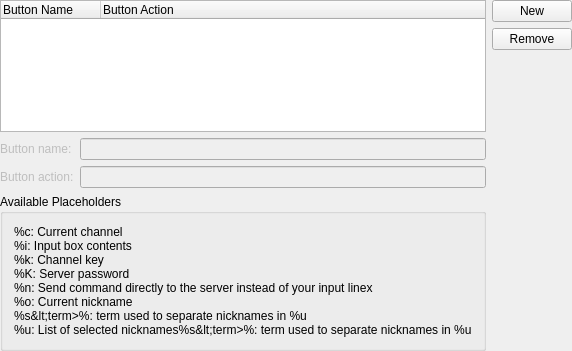
Above: src/config/quickbuttons_configui.ui from KDE/konversation before the change. Below: the same form after it.
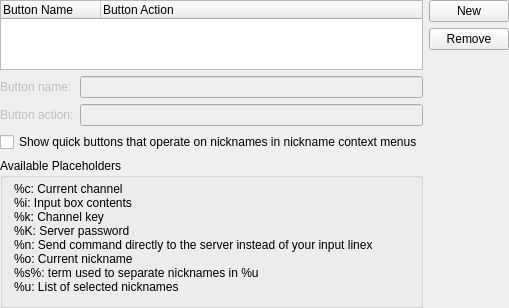
That is the form after the change. Custom widgets are drawn as their Qt base class.

Commit message: Add an option to show nickname-related Quick Buttons in nick context menus.

```diff
--- a/src/config/quickbuttons_configui.ui
+++ b/src/config/quickbuttons_configui.ui
@@ -6,14 +6,55 @@
    <rect>
     <x>0</x>
     <y>0</y>
-    <width>528</width>
-    <height>351</height>
+    <width>485</width>
+    <height>302</height>
    </rect>
   </property>
   <layout class="QGridLayout" name="gridLayout">
    <property name="margin">
     <number>0</number>
    </property>
+   <item row="3" column="0">
+    <widget class="QGroupBox" name="groupBox3">
+     <property name="title">
+      <string>Available Placeholders</string>
+     </property>
+     <property name="flat">
+      <bool>false</bool>
+     </property>
+     <layout class="QHBoxLayout">
+      <property name="topMargin">
+       <number>4</number>
+      </property>
+      <item>
+       <widget class="QLabel" name="placeholderHelpLabel">
+        <property name="sizePolicy">
+         <sizepolicy hsizetype="Expanding" vsizetype="Preferred">
+          <horstretch>0</horstretch>
+          <verstretch>0</verstretch>
+         </sizepolicy>
+        </property>
+        <property name="text">
+         <string>%c: Current channel
+%i: Input box contents
+%k: Channel key
+%K: Server password
+%n: Send command directly to the server instead of your input linex
+%o: Current nickname
+%s&lt;term&gt;%: term used to separate nicknames in %u
+%u: List of selected nicknames</string>
+        </property>
+        <property name="textFormat">
+         <enum>Qt::PlainText</enum>
+        </property>
+        <property name="wordWrap">
+         <bool>false</bool>
+        </property>
+       </widget>
+      </item>
+     </layout>
+    </widget>
+   </item>
    <item row="0" column="0">
     <widget class="QTreeWidget" name="buttonListView">
      <property name="dragEnabled">
@@ -40,7 +81,7 @@
      </column>
     </widget>
    </item>
-   <item row="0" column="1" rowspan="3">
+   <item row="0" column="1" rowspan="4">
     <layout class="QVBoxLayout">
      <item>
       <widget class="QPushButton" name="newButton">
@@ -131,38 +172,10 @@
     </layout>
    </item>
    <item row="2" column="0">
-    <widget class="QGroupBox" name="groupBox3">
-     <property name="title">
-      <string>Available Placeholders</string>
+    <widget class="QCheckBox" name="kcfg_ShowQuickButtonsInContextMenu">
+     <property name="text">
+      <string>Show quick buttons that operate on nicknames in nickname context menus</string>
      </property>
-     <layout class="QHBoxLayout">
-      <item>
-       <widget class="QLabel" name="placeholderHelpLabel">
-        <property name="sizePolicy">
-         <sizepolicy hsizetype="Expanding" vsizetype="Preferred">
-          <horstretch>0</horstretch>
-          <verstretch>0</verstretch>
-         </sizepolicy>
-        </property>
-        <property name="text">
-         <string>%c: Current channel
-%i: Input box contents
-%k: Channel key
-%K: Server password
-%n: Send command directly to the server instead of your input linex
-%o: Current nickname
-%s&amp;lt;term&gt;%: term used to separate nicknames in %u
-%u: List of selected nicknames%s&amp;lt;term&gt;%: term used to separate nicknames in %u</string>
-        </property>
-        <property name="textFormat">
-         <enum>Qt::PlainText</enum>
-        </property>
-        <property name="wordWrap">
-         <bool>false</bool>
-        </property>
-       </widget>
-      </item>
-     </layout>
     </widget>
    </item>
   </layout>
```
Left out of the diff: 5 changed lines with no effect on the pictures. The commit also changes 16 other files.
